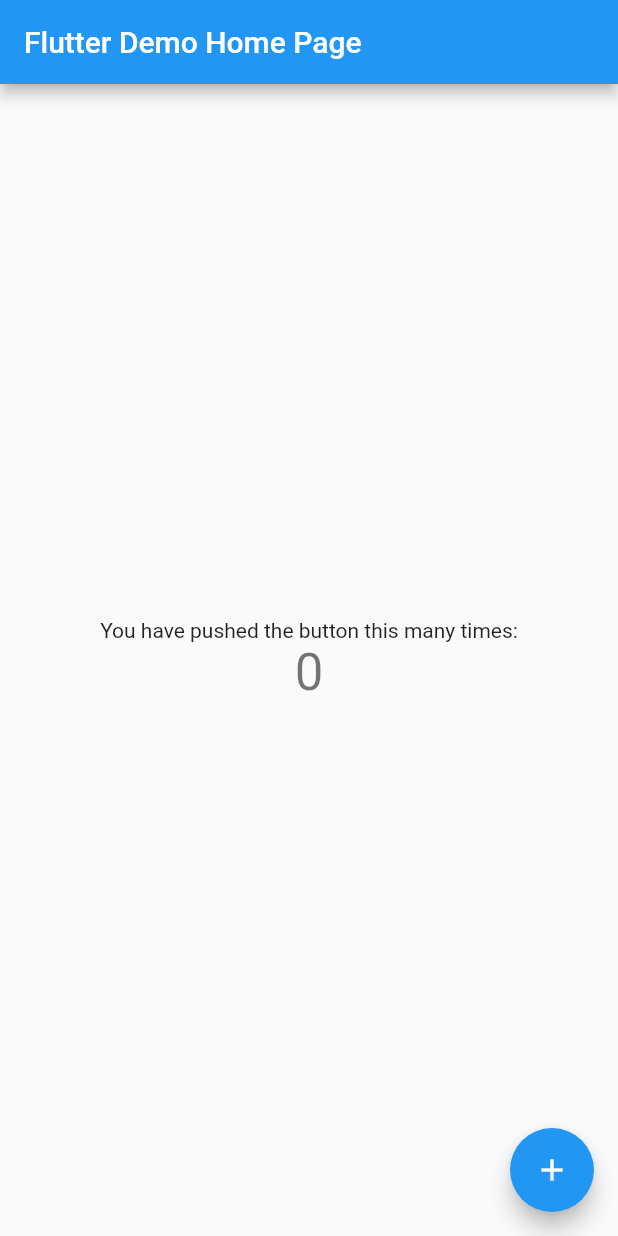
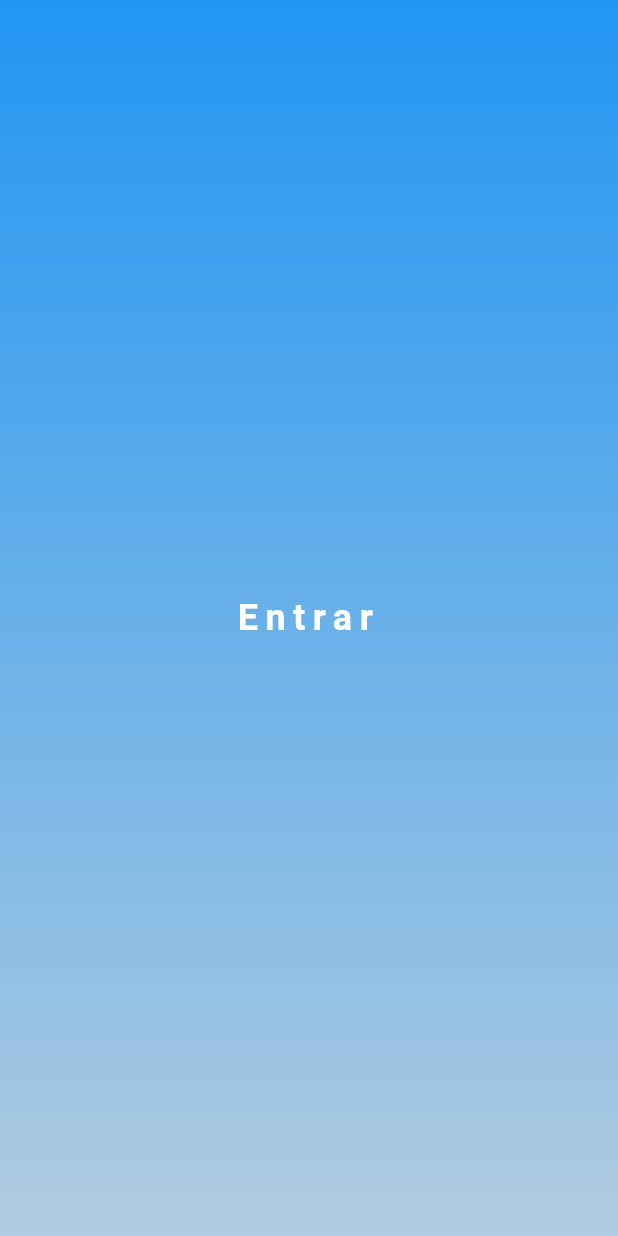
Before and after one commit to rafaelcastrobr/flutter-test, a Flutter app: the screen it shows after launch, on a phone screen of 412 x 824 dp. Run offline on Flutter 3.47's test engine with Material 2 defaults, Android fonts, the phone set to English and light mode, and no system bars.

Commit message:
criar page entrar

```diff
--- a/lib/main.dart
+++ b/lib/main.dart
@@ -1,3 +1,5 @@
+import 'package:dart_flutter_test/sreens/home.dart';
+import 'package:dart_flutter_test/sreens/login_screen.dart';
 import 'package:flutter/material.dart';
 
 void main() {
@@ -10,106 +12,10 @@
   // This widget is the root of your application.
   @override
   Widget build(BuildContext context) {
-    return MaterialApp(
-      title: 'Flutter Demo',
-      theme: ThemeData(
-        // This is the theme of your application.
-        //
-        // Try running your application with "flutter run". You'll see the
-        // application has a blue toolbar. Then, without quitting the app, try
-        // changing the primarySwatch below to Colors.green and then invoke
-        // "hot reload" (press "r" in the console where you ran "flutter run",
-        // or simply save your changes to "hot reload" in a Flutter IDE).
-        // Notice that the counter didn't reset back to zero; the application
-        // is not restarted.
-        primarySwatch: Colors.blue,
-      ),
-      home: const MyHomePage(title: 'Flutter Demo Home Page'),
+    return const MaterialApp(
+      title: 'Gym App',
+      home: LoginScreen(),
+      debugShowCheckedModeBanner: false,
     );
   }
 }
-
-class MyHomePage extends StatefulWidget {
-  const MyHomePage({Key? key, required this.title}) : super(key: key);
-
-  // This widget is the home page of your application. It is stateful, meaning
-  // that it has a State object (defined below) that contains fields that affect
-  // how it looks.
-
-  // This class is the configuration for the state. It holds the values (in this
-  // case the title) provided by the parent (in this case the App widget) and
-  // used by the build method of the State. Fields in a Widget subclass are
-  // always marked "final".
-
-  final String title;
-
-  @override
-  State<MyHomePage> createState() => _MyHomePageState();
-}
-
-class _MyHomePageState extends State<MyHomePage> {
-  int _counter = 0;
-
-  void _incrementCounter() {
-    setState(() {
-      // This call to setState tells the Flutter framework that something has
-      // changed in this State, which causes it to rerun the build method below
-      // so that the display can reflect the updated values. If we changed
-      // _counter without calling setState(), then the build method would not be
-      // called again, and so nothing would appear to happen.
-      _counter++;
-    });
-  }
-
-  @override
-  Widget build(BuildContext context) {
-    // This method is rerun every time setState is called, for instance as done
-    // by the _incrementCounter method above.
-    //
-    // The Flutter framework has been optimized to make rerunning build methods
-    // fast, so that you can just rebuild anything that needs updating rather
-    // than having to individually change instances of widgets.
-    return Scaffold(
-      appBar: AppBar(
-        // Here we take the value from the MyHomePage object that was created by
-        // the App.build method, and use it to set our appbar title.
-        title: Text(widget.title),
-      ),
-      body: Center(
-        // Center is a layout widget. It takes a single child and positions it
-        // in the middle of the parent.
-        child: Column(
-          // Column is also a layout widget. It takes a list of children and
-          // arranges them vertically. By default, it sizes itself to fit its
-          // children horizontally, and tries to be as tall as its parent.
-          //
-          // Invoke "debug painting" (press "p" in the console, choose the
-          // "Toggle Debug Paint" action from the Flutter Inspector in Android
-          // Studio, or the "Toggle Debug Paint" command in Visual Studio Code)
-          // to see the wireframe for each widget.
-          //
-          // Column has various properties to control how it sizes itself and
-          // how it positions its children. Here we use mainAxisAlignment to
-          // center the children vertically; the main axis here is the vertical
-          // axis because Columns are vertical (the cross axis would be
-          // horizontal).
-          mainAxisAlignment: MainAxisAlignment.center,
-          children: <Widget>[
-            const Text(
-              'You have pushed the button this many times:',
-            ),
-            Text(
-              '$_counter',
-              style: Theme.of(context).textTheme.headline4,
-            ),
-          ],
-        ),
-      ),
-      floatingActionButton: FloatingActionButton(
-        onPressed: _incrementCounter,
-        tooltip: 'Increment',
-        child: const Icon(Icons.add),
-      ), // This trailing comma makes auto-formatting nicer for build methods.
-    );
-  }
-}
--- /dev/null
+++ b/lib/sreens/login_screen.dart
@@ -0,0 +1,46 @@
+import 'package:flutter/cupertino.dart';
+import 'package:flutter/material.dart';
+import 'package:flutter/src/foundation/key.dart';
+import 'package:flutter/src/widgets/framework.dart';
+
+class LoginScreen extends StatefulWidget {
+  const LoginScreen({Key? key}) : super(key: key);
+
+  @override
+  State<LoginScreen> createState() => _LoginScreenState();
+}
+
+class _LoginScreenState extends State<LoginScreen> {
+  Color topColor = Colors.blue;
+  Color bottonColor = Color.fromARGB(255, 177, 203, 224);
+  @override
+  Widget build(BuildContext context) {
+    return Scaffold(
+      body: Container(
+        decoration: BoxDecoration(
+          gradient: LinearGradient(
+            begin: Alignment.topCenter,
+            end: Alignment.bottomCenter,
+            colors: [topColor, bottonColor],
+          ),
+        ),
+        child: Column(
+          mainAxisAlignment: MainAxisAlignment.center,
+          crossAxisAlignment: CrossAxisAlignment.stretch,
+          children: [
+            Text(
+              "Entrar",
+              textAlign: TextAlign.center,
+              style: TextStyle(
+                letterSpacing: 5,
+                color: Colors.white,
+                fontSize: 24,
+                fontWeight: FontWeight.bold,
+              ),
+            )
+          ],
+        ),
+      ),
+    );
+  }
+}
```
Also changed, not shown: lib/sreens/home.dart (added, +60 -0 lines).
